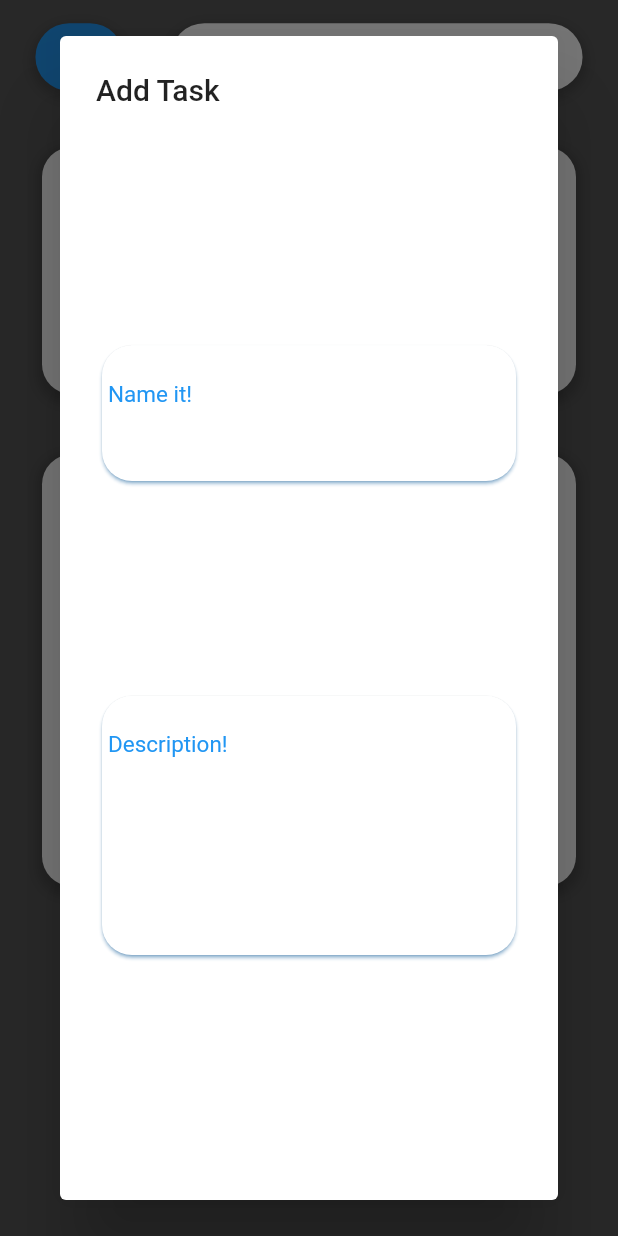
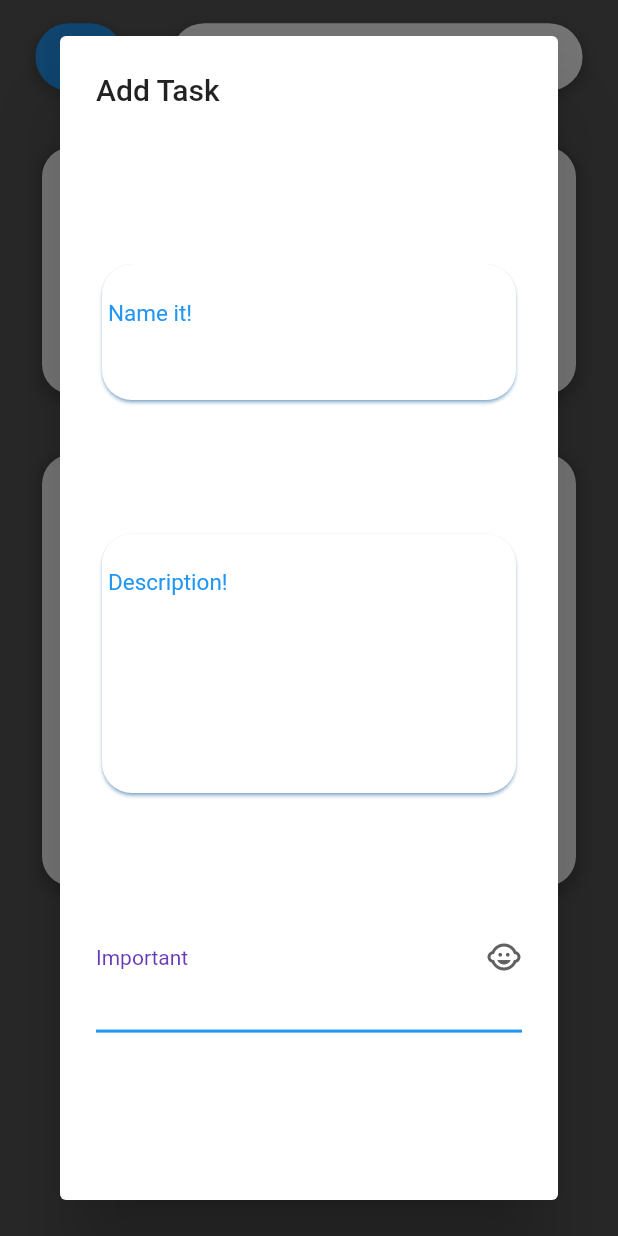
Before and after one commit to Ryadhcherifi/hackrh, a Flutter app: the screen it shows after launch, with the side drawer open, on a phone screen of 412 x 824 dp. Run offline on Flutter 3.47's test engine with Material 2 defaults, Android fonts, the phone set to English and light mode, and no system bars; our stand-ins replace font_awesome_flutter.

Commit message:
adding the missing pages and working on the adding task widget

```diff
--- a/hackrh/lib/main.dart
+++ b/hackrh/lib/main.dart
@@ -1,5 +1,8 @@
 import 'package:flutter/material.dart';
 import 'package:hackrh/screens/HomeScreen.dart';
+import 'package:hackrh/screens/PauseScreen.dart';
+import 'package:hackrh/screens/Pausepage.dart';
+import 'package:hackrh/screens/Taskpage.dart';
 
 void main() => runApp(MyApp());
 
--- a/hackrh/lib/screens/HomeScreen.dart
+++ b/hackrh/lib/screens/HomeScreen.dart
@@ -1,6 +1,6 @@
 import 'package:flutter/material.dart';
-import 'package:hackrh/widgets/AddTask.dart';
 import 'package:hackrh/widgets/Drawer.dart';
+import 'package:hackrh/widgets/TaskPriorityWidget.dart';
 import 'package:hackrh/widgets/TasksView.dart';
 
 class HomePage extends StatefulWidget {
--- a/hackrh/lib/screens/PauseScreen.dart
+++ b/hackrh/lib/screens/PauseScreen.dart
@@ -12,7 +12,7 @@ class _PauseScreenState extends State<PauseScreen> {
   String _soustype = "chess games";
   String _init = "nabil";
   String _timetostart = "5min";
-  List<Widget> _userspause = [
+  List <Widget> _userspause = [
     UserProfile("Ryadh cherifi", 43 / 360, 230 / 360)
   ];
   @override
--- a/hackrh/lib/widgets/AddTask.dart
+++ /dev/null
@@ -1,92 +0,0 @@
-import 'package:flutter/material.dart';
-import 'package:font_awesome_flutter/font_awesome_flutter.dart';
-
-class AddTaskDia extends StatefulWidget {
-  @override
-  State<StatefulWidget> createState() {
-    // TODO: implement createState
-    return _AddTask();
-  }
-}
-
-class _AddTask extends State<AddTaskDia> {
-  @override
-  Widget build(BuildContext context) {
-    bool filledB = false;
-    Size screensize = MediaQuery.of(context).size;
-
-    // TODO: implement build
-    return AlertDialog(
-      title: Text("Add Task"),
-      content: Container(
-        height: screensize.height / 1.2,
-        width: screensize.width / 1.2,
-        child: Column(
-          mainAxisAlignment: MainAxisAlignment.spaceEvenly,
-          crossAxisAlignment: CrossAxisAlignment.start,
-          children: <Widget>[
-            Align(
-              child: Card(
-                shape: RoundedRectangleBorder(
-                    borderRadius: BorderRadius.circular(20)),
-                shadowColor: Colors.blue,
-                child: Padding(
-                  padding: const EdgeInsets.all(4.0),
-                  child: Container(
-                    height: screensize.height / 10,
-                    child: TextField(
-                      onChanged: (String value) {
-                        filledB = true;
-                        setState(() {});
-                      },
-                      decoration: InputDecoration(
-                          filled: filledB,
-                          border: InputBorder.none,
-                          focusedBorder: InputBorder.none,
-                          enabledBorder: InputBorder.none,
-                          errorBorder: InputBorder.none,
-                          disabledBorder: InputBorder.none,
-                          labelText: filledB == true ? "" : "Name it!",
-                          labelStyle: TextStyle(
-                              color: Colors.blue,
-                              fontSize: filledB == true ? 0 : 15)),
-                    ),
-                  ),
-                ),
-              ),
-
-            ),
-            Card(
-                shape: RoundedRectangleBorder(
-                    borderRadius: BorderRadius.circular(20)),
-                shadowColor: Colors.blue,
-                child: Padding(
-                  padding: const EdgeInsets.all(4.0),
-                  child: Container(
-                    height: screensize.height / 5,
-                    child: TextField(
-                      onChanged: (String value) {
-                        filledB = true;
-                        setState(() {});
-                      },
-                      decoration: InputDecoration(
-                          filled: filledB,
-                          border: InputBorder.none,
-                          focusedBorder: InputBorder.none,
-                          enabledBorder: InputBorder.none,
-                          errorBorder: InputBorder.none,
-                          disabledBorder: InputBorder.none,
-                          labelText: filledB == true ? "" : "Description!",
-                          labelStyle: TextStyle(
-                              color: Colors.blue,
-                              fontSize: filledB == true ? 0 : 15)),
-                    ),
-                  ),
-                ),
-              ),
-          ],
-        ),
-      ),
-    );
-  }
-}
--- /dev/null
+++ b/hackrh/lib/widgets/DropDown.dart
@@ -0,0 +1,51 @@
+import 'package:flutter/material.dart';
+
+class DropDownWid extends StatefulWidget {
+  final Size screensize;
+    DropDownWid(this.screensize) {  }
+
+  @override
+  State<StatefulWidget> createState() {
+    // TODO: implement createState
+    return _DropDownState();
+  }
+
+}
+
+class _DropDownState extends State<DropDownWid> {
+  String dropdownValue = 'Important';
+
+  @override
+  Widget build(BuildContext context) {
+
+    return Container(
+      height: widget.screensize.height/10,
+      width: widget.screensize.width/8,
+        child: DropdownButton<String>(
+          isExpanded: true,
+        value: dropdownValue,
+        icon: Icon(Icons.child_care),
+        iconSize: 24,
+        elevation: 16,
+        style: TextStyle(color: Colors.deepPurple),
+        underline: Container(
+                width: widget.screensize.width/8,
+          height: 2,
+          color: Colors.blue,
+        ),
+        onChanged: (String newValue) {
+          setState(() {
+            dropdownValue = newValue;
+          });
+        },
+        items: <String>['Very Important', 'Important', 'Casual', 'Optional']
+            .map<DropdownMenuItem<String>>((String value) {
+          return DropdownMenuItem<String>(
+            value: value,
+            child: Text(value),
+          );
+        }).toList(),
+      ),
+    );
+  }
+}
--- /dev/null
+++ b/hackrh/lib/widgets/TaskPriorityWidget.dart
@@ -0,0 +1,129 @@
+import 'package:flutter/material.dart';
+import 'package:font_awesome_flutter/font_awesome_flutter.dart';
+import 'package:hackrh/widgets/DropDown.dart';
+
+class AddTaskDia extends StatefulWidget {
+  List<bool> checkList = [false, false, false];
+  @override
+  State<StatefulWidget> createState() {
+    // TODO: implement createState
+    return _AddTask();
+  }
+}
+
+class _AddTask extends State<AddTaskDia> {
+  Widget CheckBoxPrior(String priority, int checkInt) {
+    return Column(
+      children: <Widget>[
+        Text(priority),
+        CheckboxListTile(
+
+          value: widget.checkList[checkInt],
+          onChanged: (bool check) {
+            setState(() {
+              int i = 0;
+              for (i = 0; i == 2; i++) {
+                print("wtf!");
+                widget.checkList[i] = false;
+                CheckBoxPrior("Middle", 1);
+              }
+              widget.checkList[checkInt] = check;
+            });
+          },
+        )
+      ],
+    );
+  }
+
+  @override
+  Widget build(BuildContext context) {
+    bool filledB = false;
+    Size screensize = MediaQuery.of(context).size;
+
+    // TODO: implement build
+    return AlertDialog(
+      title: Text("Add Task"),
+      content: SingleChildScrollView(
+              child: Container(
+          height: screensize.height / 1.2,
+          width: screensize.width / 1.2,
+          child: Column(
+            mainAxisAlignment: MainAxisAlignment.spaceEvenly,
+            crossAxisAlignment: CrossAxisAlignment.start,
+            children: <Widget>[
+              Align(
+                child: Card(
+                  shape: RoundedRectangleBorder(
+                      borderRadius: BorderRadius.circular(20)),
+                  shadowColor: Colors.blue,
+                  child: Padding(
+                    padding: const EdgeInsets.all(4.0),
+                    child: Container(
+                      height: screensize.height / 10,
+                      child: TextField(
+                        onChanged: (String value) {
+                          filledB = true;
+                          setState(() {});
+                        },
+                        decoration: InputDecoration(
+                            filled: filledB,
+                            border: InputBorder.none,
+                            focusedBorder: InputBorder.none,
+                            enabledBorder: InputBorder.none,
+                            errorBorder: InputBorder.none,
+                            disabledBorder: InputBorder.none,
+                            labelText: filledB == true ? "" : "Name it!",
+                            labelStyle: TextStyle(
+                                color: Colors.blue,
+                                fontSize: filledB == true ? 0 : 15)),
+                      ),
+                    ),
+                  ),
+                ),
+              ),
+              Card(
+                shape: RoundedRectangleBorder(
+                    borderRadius: BorderRadius.circular(20)),
+                shadowColor: Colors.blue,
+                child: Padding(
+                  padding: const EdgeInsets.all(4.0),
+                  child: Container(
+                    height: screensize.height / 5,
+                    child: TextField(
+                      onChanged: (String value) {
+
+                      },
+                      decoration: InputDecoration(
+                          filled: filledB,
+                          border: InputBorder.none,
+                          focusedBorder: InputBorder.none,
+                          enabledBorder: InputBorder.none,
+                          errorBorder: InputBorder.none,
+                          disabledBorder: InputBorder.none,
+                          labelText: filledB == true ? "" : "Description!",
+                          labelStyle: TextStyle(
+                              color: Colors.blue,
+                              fontSize: filledB == true ? 0 : 15)),
+                    ),
+                  ),
+                ),
+              ),
+              GestureDetector(
+                onTap: (){
+                  setState(() {
+                    print("ok");
+                  });
+                },
+                   child: Row(
+                    mainAxisAlignment: MainAxisAlignment.spaceBetween,
+                    children: <Widget>[
+                      Expanded(child:DropDownWid(screensize)),
+                    ]),
+              )
+            ],
+          ),
+        ),
+      ),
+    );
+  }
+}
--- a/hackrh/pubspec.yaml
+++ b/hackrh/pubspec.yaml
@@ -42,9 +42,9 @@ flutter:
   uses-material-design: true
 
   # To add assets to your application, add an assets section, like this:
-  # assets:
-  #  - images/a_dot_burr.jpeg
-  #  - images/a_dot_ham.jpeg
+  assets:
+   - assets/images/pcv4.jpg
+
 
   # An image asset can refer to one or more resolution-specific "variants", see
   # https://flutter.dev/assets-and-images/#resolution-aware.
```
Also changed, not shown: hackrh/lib/screens/Pausepage.dart (added, +122 -0 lines), hackrh/lib/screens/Taskpage.dart (added, +146 -0 lines), hackrh/assets/images/pcv4.jpg (added).
